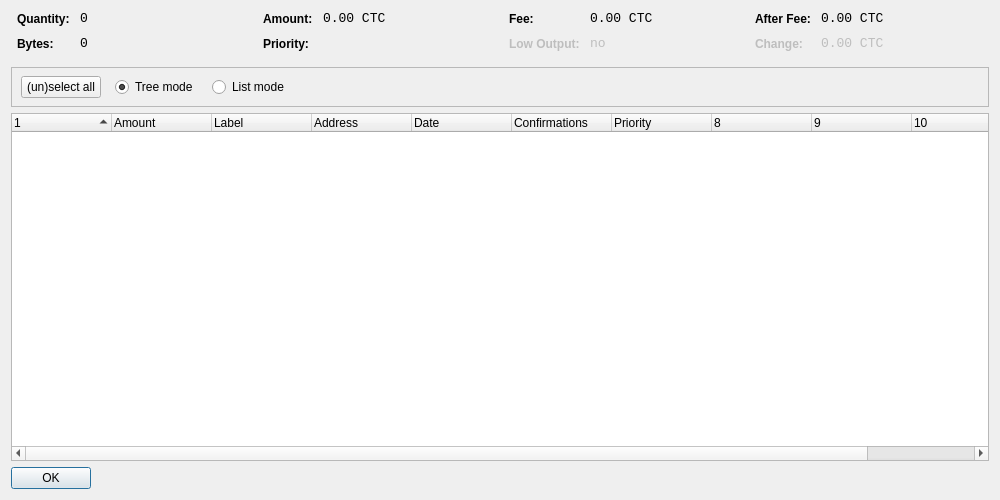
This is src/qt/forms/coincontroldialog.ui in coincryptonium/cryptoniumcoin as Qt 5 draws it before an edit. The edited form follows.
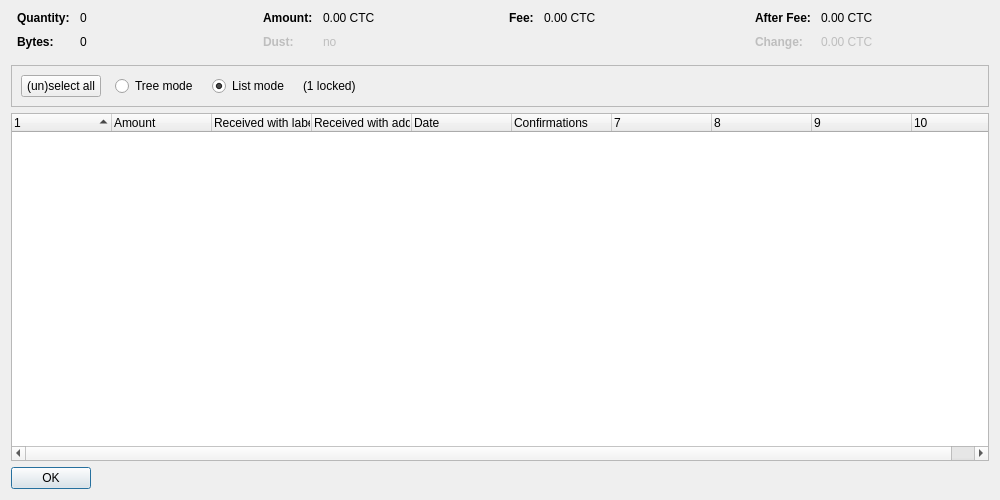
This is the edited form. Custom widgets are drawn as their Qt base class.

```diff
--- a/src/qt/forms/coincontroldialog.ui
+++ b/src/qt/forms/coincontroldialog.ui
@@ -38,8 +38,11 @@
        </property>
        <item row="0" column="0">
         <widget class="QLabel" name="labelCoinControlQuantityText">
-         <property name="styleSheet">
-          <string notr="true">font-weight:bold;</string>
+         <property name="font">
+          <font>
+           <weight>75</weight>
+           <bold>true</bold>
+          </font>
          </property>
          <property name="text">
           <string>Quantity:</string>
@@ -48,12 +51,6 @@
        </item>
        <item row="0" column="1">
         <widget class="QLabel" name="labelCoinControlQuantity">
-         <property name="font">
-          <font>
-           <family>Monospace</family>
-           <pointsize>10</pointsize>
-          </font>
-         </property>
          <property name="cursor">
           <cursorShape>IBeamCursor</cursorShape>
          </property>
@@ -70,8 +67,11 @@
        </item>
        <item row="1" column="0">
         <widget class="QLabel" name="labelCoinControlBytesText">
-         <property name="styleSheet">
-          <string notr="true">font-weight:bold;</string>
+         <property name="font">
+          <font>
+           <weight>75</weight>
+           <bold>true</bold>
+          </font>
          </property>
          <property name="text">
           <string>Bytes:</string>
@@ -80,12 +80,6 @@
        </item>
        <item row="1" column="1">
         <widget class="QLabel" name="labelCoinControlBytes">
-         <property name="font">
-          <font>
-           <family>Monospace</family>
-           <pointsize>10</pointsize>
-          </font>
-         </property>
          <property name="cursor">
           <cursorShape>IBeamCursor</cursorShape>
          </property>
@@ -118,8 +112,11 @@
        </property>
        <item row="0" column="0">
         <widget class="QLabel" name="labelCoinControlAmountText">
-         <property name="styleSheet">
-          <string notr="true">font-weight:bold;</string>
+         <property name="font">
+          <font>
+           <weight>75</weight>
+           <bold>true</bold>
+          </font>
          </property>
          <property name="text">
           <string>Amount:</string>
@@ -128,12 +125,6 @@
        </item>
        <item row="0" column="1">
         <widget class="QLabel" name="labelCoinControlAmount">
-         <property name="font">
-          <font>
-           <family>Monospace</family>
-           <pointsize>10</pointsize>
-          </font>
-         </property>
          <property name="cursor">
           <cursorShape>IBeamCursor</cursorShape>
          </property>
@@ -149,22 +140,25 @@
         </widget>
        </item>
        <item row="1" column="0">
-        <widget class="QLabel" name="labelCoinControlPriorityText">
-         <property name="styleSheet">
-          <string notr="true">font-weight:bold;</string>
+        <widget class="QLabel" name="labelCoinControlLowOutputText">
+         <property name="enabled">
+          <bool>false</bool>
+         </property>
+         <property name="font">
+          <font>
+           <weight>75</weight>
+           <bold>true</bold>
+          </font>
          </property>
          <property name="text">
-          <string>Priority:</string>
+          <string>Dust:</string>
          </property>
         </widget>
        </item>
        <item row="1" column="1">
-        <widget class="QLabel" name="labelCoinControlPriority">
-         <property name="font">
-          <font>
-           <family>Monospace</family>
-           <pointsize>10</pointsize>
-          </font>
+        <widget class="QLabel" name="labelCoinControlLowOutput">
+         <property name="enabled">
+          <bool>false</bool>
          </property>
          <property name="cursor">
           <cursorShape>IBeamCursor</cursorShape>
@@ -173,7 +167,7 @@
           <enum>Qt::ActionsContextMenu</enum>
          </property>
          <property name="text">
-          <string/>
+          <string notr="true">no</string>
          </property>
          <property name="textInteractionFlags">
           <set>Qt::LinksAccessibleByMouse|Qt::TextSelectableByKeyboard|Qt::TextSelectableByMouse</set>
@@ -198,8 +192,11 @@
        </property>
        <item row="0" column="0">
         <widget class="QLabel" name="labelCoinControlFeeText">
-         <property name="styleSheet">
-          <string notr="true">font-weight:bold;</string>
+         <property name="font">
+          <font>
+           <weight>75</weight>
+           <bold>true</bold>
+          </font>
          </property>
          <property name="text">
           <string>Fee:</string>
@@ -208,12 +205,6 @@
        </item>
        <item row="0" column="1">
         <widget class="QLabel" name="labelCoinControlFee">
-         <property name="font">
-          <font>
-           <family>Monospace</family>
-           <pointsize>10</pointsize>
-          </font>
-         </property>
          <property name="cursor">
           <cursorShape>IBeamCursor</cursorShape>
          </property>
@@ -228,44 +219,6 @@
          </property>
         </widget>
        </item>
-       <item row="1" column="0">
-        <widget class="QLabel" name="labelCoinControlLowOutputText">
-         <property name="enabled">
-          <bool>false</bool>
-         </property>
-         <property name="styleSheet">
-          <string notr="true">font-weight:bold;</string>
-         </property>
-         <property name="text">
-          <string>Low Output:</string>
-         </property>
-        </widget>
-       </item>
-       <item row="1" column="1">
-        <widget class="QLabel" name="labelCoinControlLowOutput">
-         <property name="enabled">
-          <bool>false</bool>
-         </property>
-         <property name="font">
-          <font>
-           <family>Monospace</family>
-           <pointsize>10</pointsize>
-          </font>
-         </property>
-         <property name="cursor">
-          <cursorShape>IBeamCursor</cursorShape>
-         </property>
-         <property name="contextMenuPolicy">
-          <enum>Qt::ActionsContextMenu</enum>
-         </property>
-         <property name="text">
-          <string notr="true">no</string>
-         </property>
-         <property name="textInteractionFlags">
-          <set>Qt::LinksAccessibleByMouse|Qt::TextSelectableByKeyboard|Qt::TextSelectableByMouse</set>
-         </property>
-        </widget>
-       </item>
       </layout>
      </item>
      <item>
@@ -284,8 +237,11 @@
        </property>
        <item row="0" column="0">
         <widget class="QLabel" name="labelCoinControlAfterFeeText">
-         <property name="styleSheet">
-          <string notr="true">font-weight:bold;</string>
+         <property name="font">
+          <font>
+           <weight>75</weight>
+           <bold>true</bold>
+          </font>
          </property>
          <property name="text">
           <string>After Fee:</string>
@@ -294,12 +250,6 @@
        </item>
        <item row="0" column="1">
         <widget class="QLabel" name="labelCoinControlAfterFee">
-         <property name="font">
-          <font>
-           <family>Monospace</family>
-           <pointsize>10</pointsize>
-          </font>
-         </property>
          <property name="cursor">
           <cursorShape>IBeamCursor</cursorShape>
          </property>
@@ -319,8 +269,11 @@
          <property name="enabled">
           <bool>false</bool>
          </property>
-         <property name="styleSheet">
-          <string notr="true">font-weight:bold;</string>
+         <property name="font">
+          <font>
+           <weight>75</weight>
+           <bold>true</bold>
+          </font>
          </property>
          <property name="text">
           <string>Change:</string>
@@ -332,12 +285,6 @@
          <property name="enabled">
           <bool>false</bool>
          </property>
-         <property name="font">
-          <font>
-           <family>Monospace</family>
-           <pointsize>10</pointsize>
-          </font>
-         </property>
          <property name="cursor">
           <cursorShape>IBeamCursor</cursorShape>
          </property>
@@ -370,15 +317,8 @@
      <property name="frameShadow">
       <enum>QFrame::Sunken</enum>
      </property>
-     <widget class="QWidget" name="horizontalLayoutWidget">
-      <property name="geometry">
-       <rect>
-        <x>10</x>
-        <y>0</y>
-        <width>781</width>
-        <height>41</height>
-       </rect>
-      </property>
+     <layout class="QHBoxLayout" name="horizontalLayout">
+      <item>
       <layout class="QHBoxLayout" name="horizontalLayoutPanel" stretch="0,0,0,0,0">
        <property name="spacing">
         <number>14</number>
@@ -394,6 +334,9 @@
          <property name="text">
           <string>(un)select all</string>
          </property>
+          <property name="autoDefault">
+           <bool>false</bool>
+          </property>
         </widget>
        </item>
        <item>
@@ -407,9 +350,6 @@
          <property name="text">
           <string>Tree mode</string>
          </property>
-         <property name="checked">
-          <bool>true</bool>
-         </property>
         </widget>
        </item>
        <item>
@@ -423,6 +363,16 @@
          <property name="text">
           <string>List mode</string>
          </property>
+          <property name="checked">
+           <bool>true</bool>
+          </property>
+         </widget>
+        </item>
+        <item>
+         <widget class="QLabel" name="labelLocked">
+          <property name="text">
+           <string notr="true">(1 locked)</string>
+          </property>
         </widget>
        </item>
        <item>
@@ -439,7 +389,8 @@
         </spacer>
        </item>
       </layout>
-     </widget>
+      </item>
+     </layout>
     </widget>
    </item>
    <item>
@@ -451,7 +402,7 @@
       <bool>false</bool>
      </property>
      <property name="columnCount">
-      <number>11</number>
+      <number>10</number>
      </property>
      <attribute name="headerShowSortIndicator" stdset="0">
       <bool>true</bool>
@@ -471,12 +422,12 @@
      </column>
      <column>
       <property name="text">
-       <string>Label</string>
+       <string>Received with label</string>
       </property>
      </column>
      <column>
       <property name="text">
-       <string>Address</string>
+       <string>Received with address</string>
       </property>
      </column>
      <column>
@@ -492,11 +443,6 @@
        <string>Confirmed</string>
       </property>
      </column>
-     <column>
-      <property name="text">
-       <string>Priority</string>
-      </property>
-     </column>
      <column>
       <property name="text">
        <string/>
```
Left out of the diff: 2 changed lines with no effect on the pictures. Lines whose indentation alone changed are shown as unchanged.
